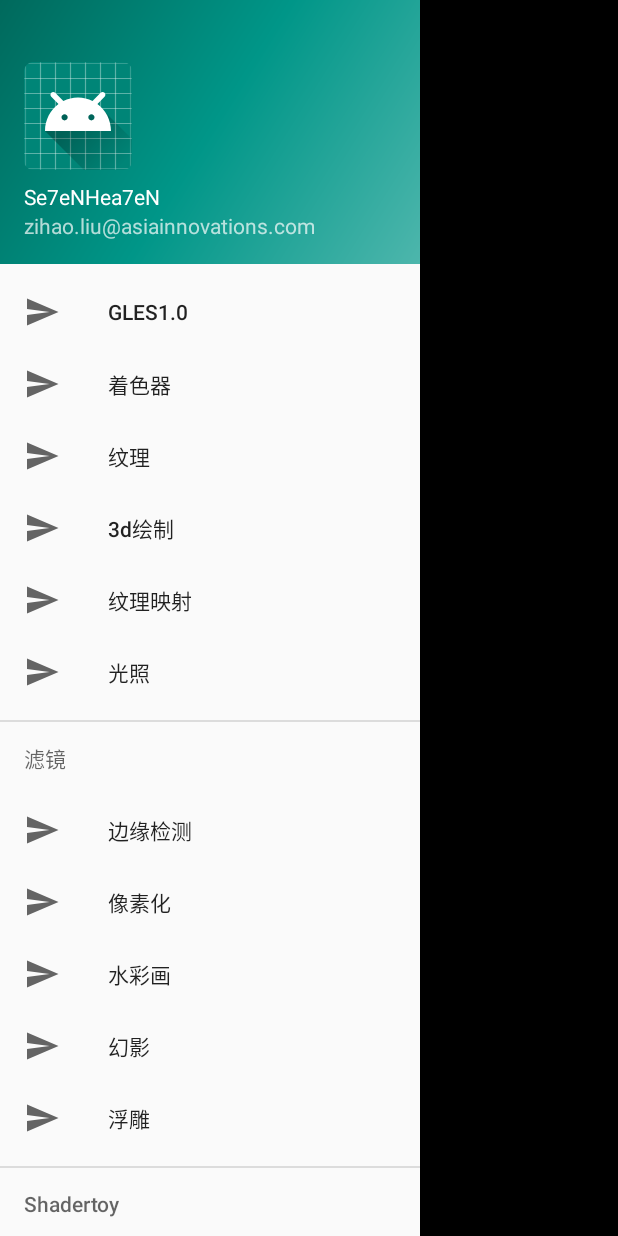
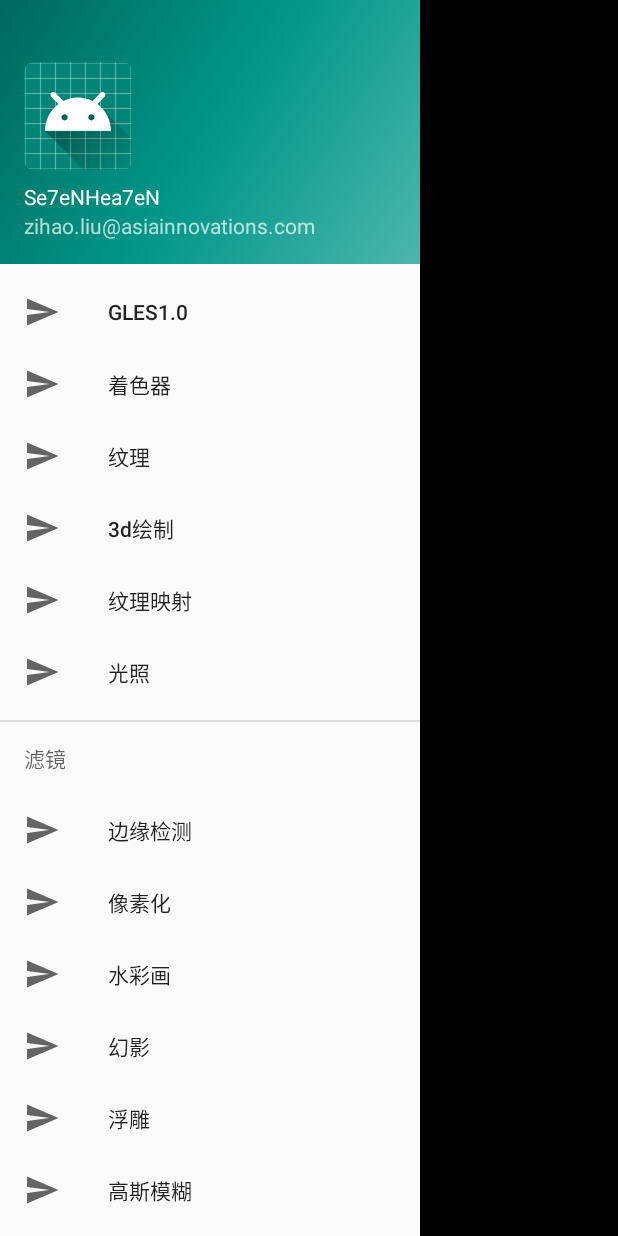
Before and after one commit to Se7eNHea7eN/Android_OpenGLES_Demo, an Android app: the screen it shows after launch (MainActivity), on a phone screen of 412 x 824 dp. Run offline under Robolectric (Android 15) with nearby library versions, the phone set to English and light mode, and no system bars; libraries missing offline, so code that uses them is left out: com.gyf.barlibrary; 1 statement that could not run was skipped.

Commit message:
高斯模糊实现

```diff
--- a/app/src/main/java/com/opengles_demo/MainActivity.kt
+++ b/app/src/main/java/com/opengles_demo/MainActivity.kt
@@ -89,6 +89,7 @@ class MainActivity : AppCompatActivity(), NavigationView.OnNavigationItemSelecte
             id.waterColor -> CameraFilterFragment.newInstance("water_color")
             id.aberration -> CameraFilterFragment.newInstance("chromatic_aberration")
             id.relief -> CameraFilterFragment.newInstance("relief")
+            id.blur -> CameraFilterFragment.newInstance("blur")
             else -> GLES10Fragment()
         }.apply {
             requestedOrientation = orientation
--- a/app/src/main/res/menu/activity_main_drawer.xml
+++ b/app/src/main/res/menu/activity_main_drawer.xml
@@ -60,6 +60,11 @@
                     android:id="@+id/relief"
                     android:icon="@drawable/ic_menu_send"
                     android:title="浮雕"/>
+
+                <item
+                    android:id="@+id/blur"
+                    android:icon="@drawable/ic_menu_send"
+                    android:title="高斯模糊"/>
             </menu>
         </item>
 
```
Also changed, not shown: 1 other file.
